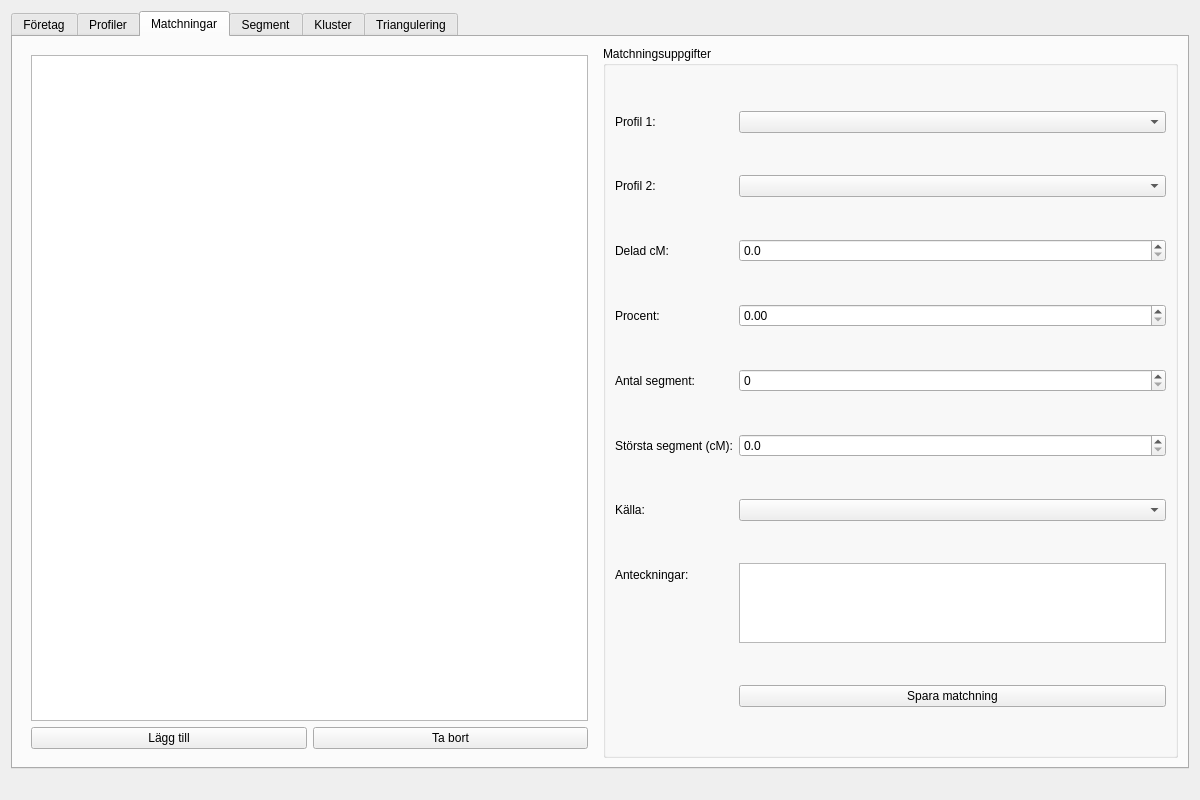
Before: the Qt Designer form slaktbusken/ui/forms/dna_editor.ui in thelinkan/Sl-ktbusken, drawn with Qt 5.
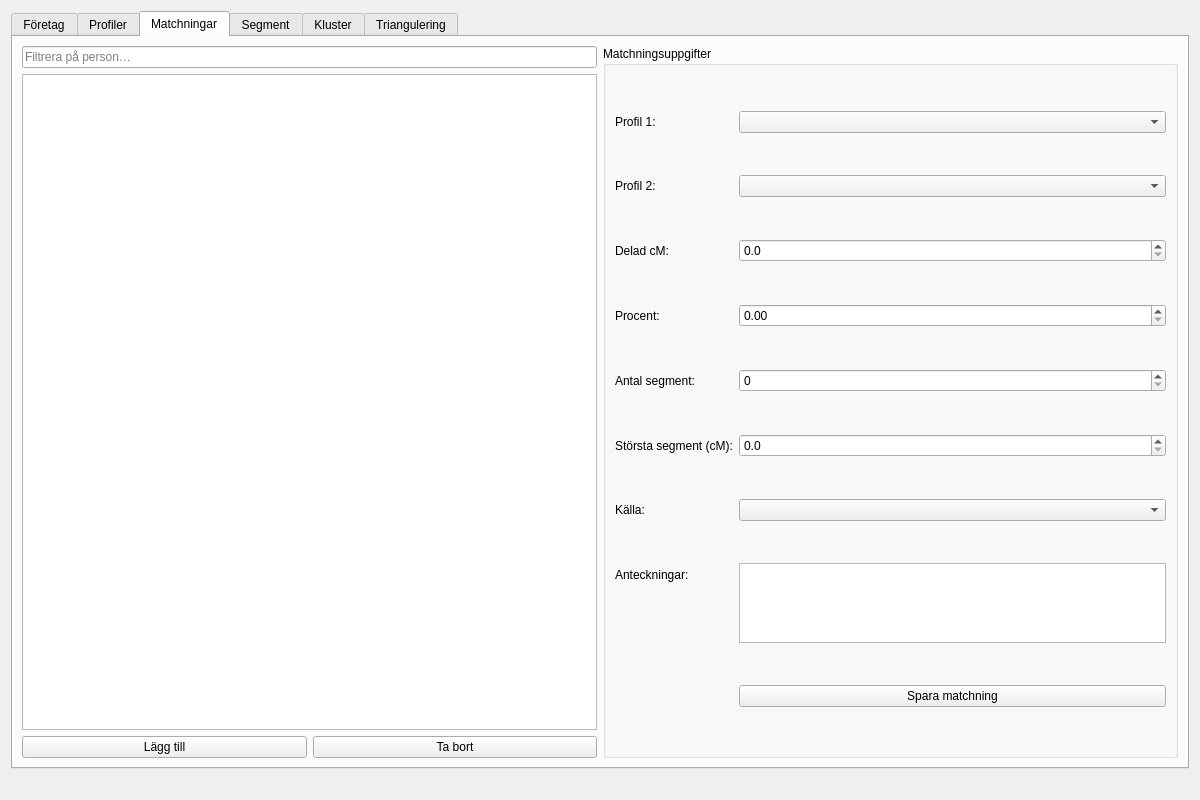
After: the same form once the commit is applied. The open tabs and pages were chosen to show the change.

Commit message:
fix(ui): sync drifted Qt Designer forms with generated modules
Audit of all .ui forms vs their generated modules found three out of sync:
- dna_editor.ui: add missing match_filter_input (used by controller/tests)
- event_editor.ui: add missing open_source_button (used by controller)
- settings_dialog: regenerate to drop orphaned checkCauseOfDeath/checkClusters

Each .ui is now the true source of its generated module; regeneration is
byte-stable across all 15 forms.

What changed in the file:
```diff
--- a/slaktbusken/ui/forms/dna_editor.ui
+++ b/slaktbusken/ui/forms/dna_editor.ui
@@ -222,6 +222,17 @@
        <item>
         <widget class="QWidget" name="matches_left">
          <layout class="QVBoxLayout" name="matches_left_layout">
+          <property name="leftMargin"><number>0</number></property>
+          <property name="topMargin"><number>0</number></property>
+          <property name="rightMargin"><number>0</number></property>
+          <property name="bottomMargin"><number>0</number></property>
+          <item>
+           <widget class="QLineEdit" name="match_filter_input">
+            <property name="placeholderText">
+             <string>Filtrera på person…</string>
+            </property>
+           </widget>
+          </item>
           <item>
            <widget class="QListWidget" name="matches_list"/>
           </item>
```
The commit also changes 3 other files.
